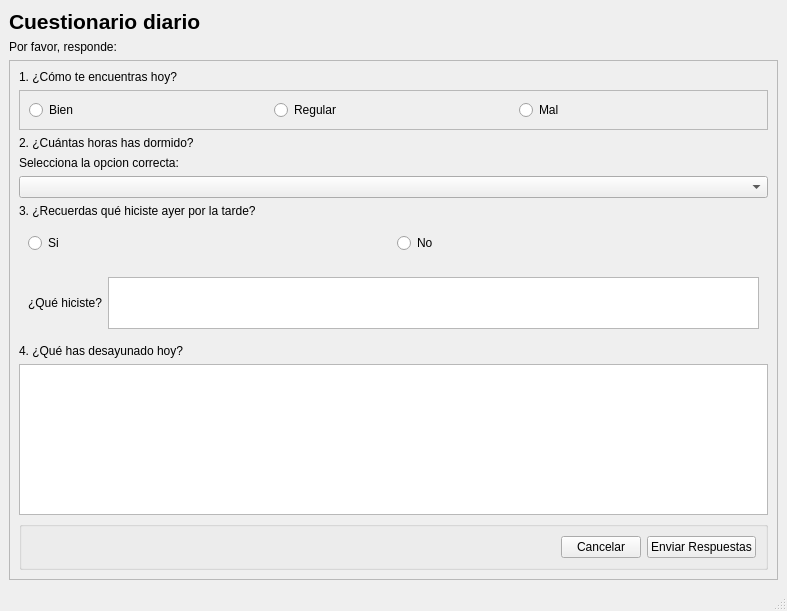
Above: src/vista/ui/paciente/cuestionario.ui from mbatla00/cediza_IS before the change. Below: the same form after it.
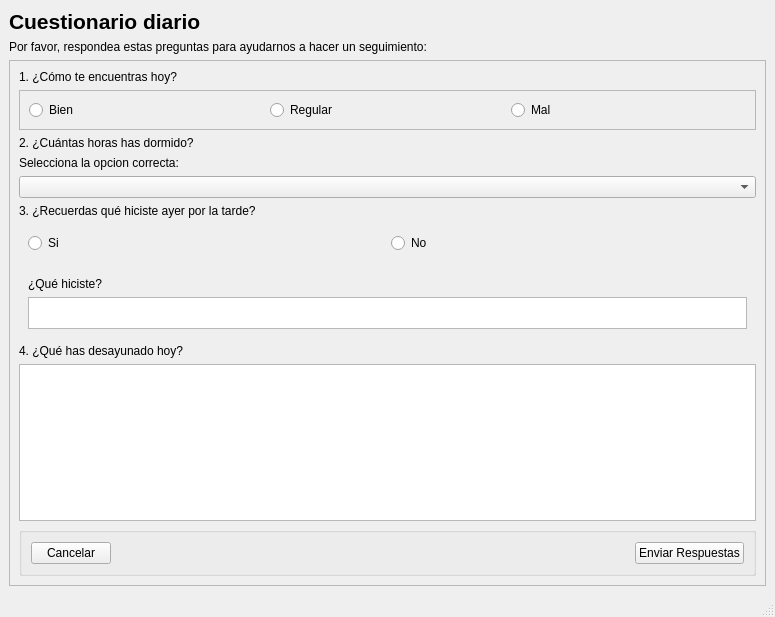
That is the form after the change.

```diff
--- a/src/vista/ui/paciente/cuestionario.ui
+++ b/src/vista/ui/paciente/cuestionario.ui
@@ -6,8 +6,8 @@
    <rect>
     <x>0</x>
     <y>0</y>
-    <width>787</width>
-    <height>611</height>
+    <width>775</width>
+    <height>617</height>
    </rect>
   </property>
   <property name="windowTitle">
@@ -38,8 +38,8 @@
         <rect>
          <x>0</x>
          <y>0</y>
-         <width>767</width>
-         <height>492</height>
+         <width>755</width>
+         <height>498</height>
         </rect>
        </property>
        <layout class="QGridLayout" name="gridLayout_2">
@@ -171,7 +171,7 @@
            <string/>
           </property>
           <layout class="QGridLayout" name="gridLayout_4">
-           <item row="0" column="2">
+           <item row="0" column="3">
             <widget class="QPushButton" name="btn_enviar">
              <property name="text">
               <string>Enviar Respuestas</string>
@@ -179,13 +179,6 @@
             </widget>
            </item>
            <item row="0" column="1">
-            <widget class="QPushButton" name="btn_cancelar">
-             <property name="text">
-              <string>Cancelar</string>
-             </property>
-            </widget>
-           </item>
-           <item row="0" column="0">
             <spacer name="horizontalSpacer">
              <property name="orientation">
               <enum>Qt::Orientation::Horizontal</enum>
@@ -198,6 +191,13 @@
              </property>
             </spacer>
            </item>
+           <item row="0" column="0">
+            <widget class="QPushButton" name="btn_cancelar">
+             <property name="text">
+              <string>Cancelar</string>
+             </property>
+            </widget>
+           </item>
           </layout>
          </widget>
         </item>
@@ -217,16 +217,16 @@
            </size>
           </property>
           <layout class="QGridLayout" name="gridLayout_5">
-           <item row="0" column="0">
+           <item row="1" column="1">
+            <widget class="QPlainTextEdit" name="txt_p3_detalle"/>
+           </item>
+           <item row="0" column="1">
             <widget class="QLabel" name="label_4">
              <property name="text">
               <string>¿Qué hiciste?</string>
              </property>
             </widget>
            </item>
-           <item row="0" column="1">
-            <widget class="QPlainTextEdit" name="txt_p3_detalle"/>
-           </item>
           </layout>
          </widget>
         </item>
@@ -237,7 +237,7 @@
     <item row="1" column="0">
      <widget class="QLabel" name="label_2">
       <property name="text">
-       <string>Por favor, responde:</string>
+       <string>Por favor, respondea estas preguntas para ayudarnos a hacer un seguimiento:</string>
       </property>
      </widget>
     </item>
```
Left out of the diff: 6 changed lines with no effect on the pictures.
